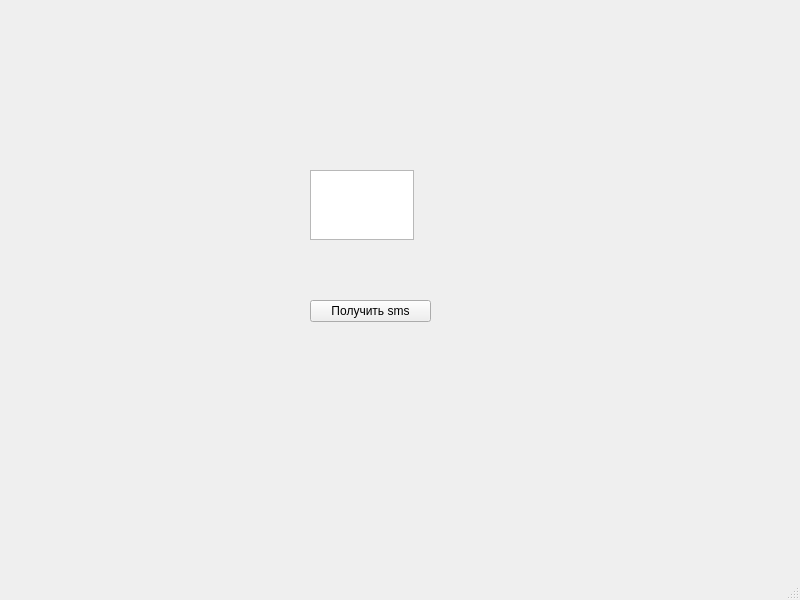
First picture: the form in mainwindow.ui, repository definitly486/Huawei-SMS-Gateway, before the edit.
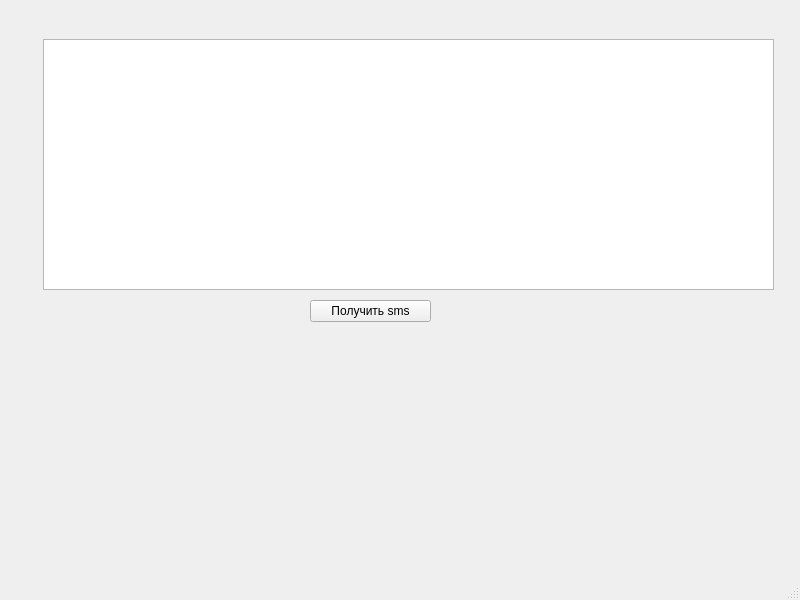
Second picture: the form after the edit. Icons and pictures are not drawn.

Commit message: новый файл:    get_sms.cpp 	новый файл:    git.sh 	изменено:      huaweismsgateway.pro.user 	изменено:      mainwindow.cpp 	изменено:      mainwindow.h 	изменено:      mainwindow.ui

```diff
--- a/mainwindow.ui
+++ b/mainwindow.ui
@@ -34,10 +34,10 @@
    <widget class="QTextEdit" name="textEdit">
     <property name="geometry">
      <rect>
-      <x>310</x>
-      <y>170</y>
-      <width>104</width>
-      <height>70</height>
+      <x>43</x>
+      <y>39</y>
+      <width>731</width>
+      <height>251</height>
      </rect>
     </property>
    </widget>
```
Left out of the diff: 2 changed lines with no effect on the pictures. The commit also changes 5 other files.
